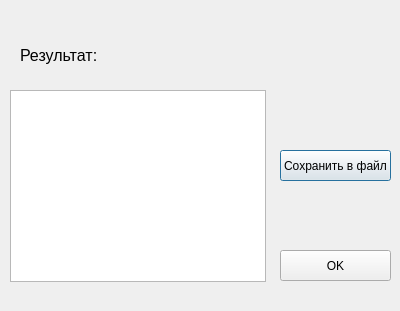
Above: resultwindow.ui from arektar/Vk_grups_analiser before the change. Below: the same form after it.
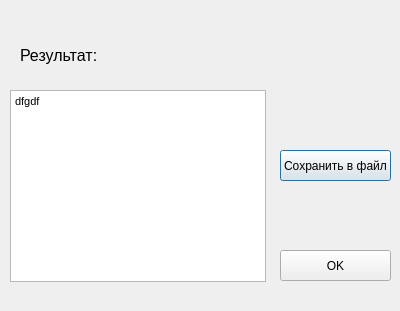
That is the form after the change.

Commit message: Подключаем окна

```diff
--- a/resultwindow.ui
+++ b/resultwindow.ui
@@ -22,6 +22,13 @@
      <height>192</height>
     </rect>
    </property>
+   <property name="html">
+    <string>&lt;!DOCTYPE HTML PUBLIC &quot;-//W3C//DTD HTML 4.0//EN&quot; &quot;http://www.w3.org/TR/REC-html40/strict.dtd&quot;&gt;
+&lt;html&gt;&lt;head&gt;&lt;meta name=&quot;qrichtext&quot; content=&quot;1&quot; /&gt;&lt;style type=&quot;text/css&quot;&gt;
+p, li { white-space: pre-wrap; }
+&lt;/style&gt;&lt;/head&gt;&lt;body style=&quot; font-family:'MS Shell Dlg 2'; font-size:8.25pt; font-weight:400; font-style:normal;&quot;&gt;
+&lt;p style=&quot; margin-top:0px; margin-bottom:0px; margin-left:0px; margin-right:0px; -qt-block-indent:0; text-indent:0px;&quot;&gt;dfgdf&lt;/p&gt;&lt;/body&gt;&lt;/html&gt;</string>
+   </property>
   </widget>
   <widget class="QLabel" name="label">
    <property name="geometry">
```
The commit also changes 5 other files.
